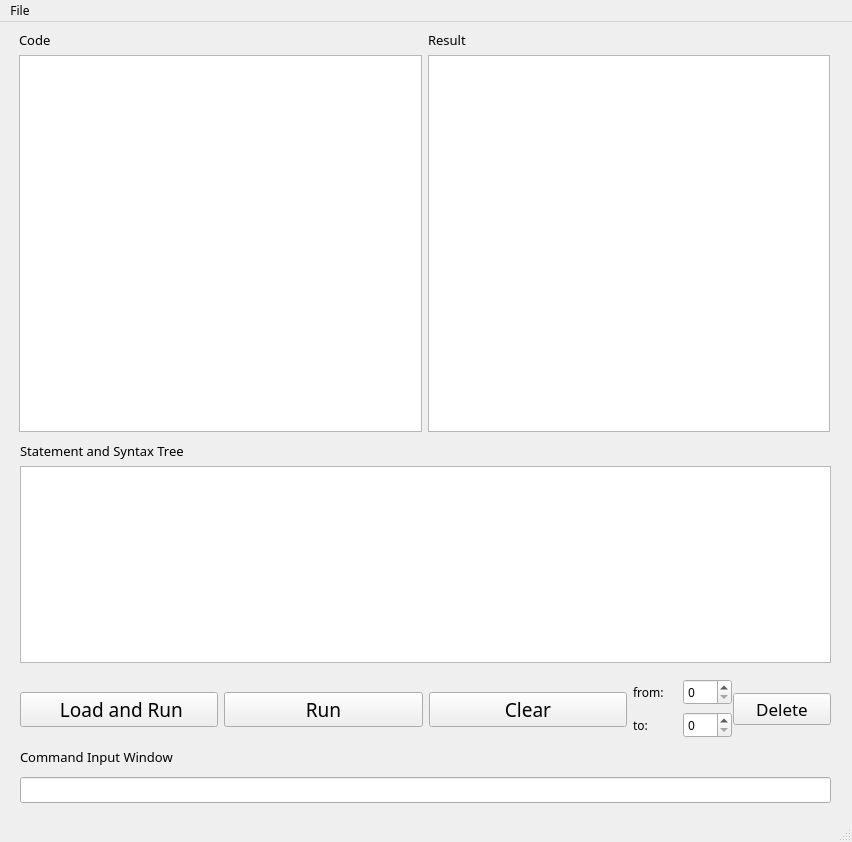
Qt form mainwindow.ui (JolyneFr/MiniBasic) before a commit.
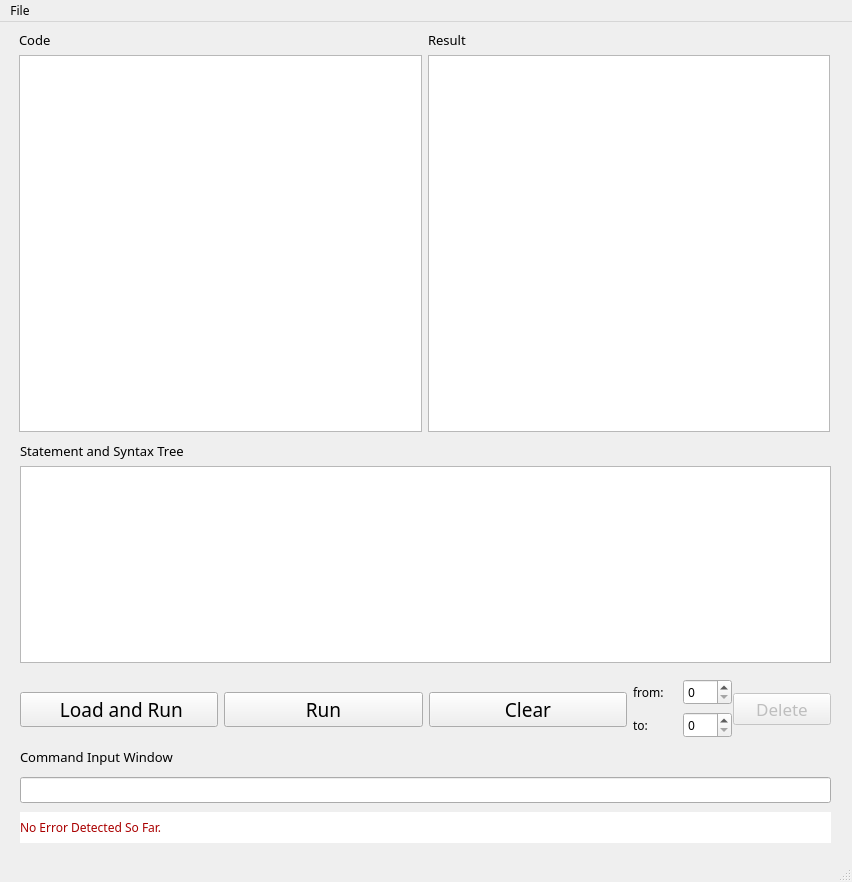
The same form after that commit. Icons and pictures are not drawn.

Diff of the .ui file:
```diff
--- a/mainwindow.ui
+++ b/mainwindow.ui
@@ -7,7 +7,7 @@
     <x>0</x>
     <y>0</y>
     <width>852</width>
-    <height>842</height>
+    <height>882</height>
    </rect>
   </property>
   <property name="sizePolicy">
@@ -19,13 +19,13 @@
   <property name="minimumSize">
    <size>
     <width>852</width>
-    <height>842</height>
+    <height>882</height>
    </size>
   </property>
   <property name="maximumSize">
    <size>
     <width>852</width>
-    <height>842</height>
+    <height>882</height>
    </size>
   </property>
   <property name="font">
@@ -254,6 +254,9 @@
        </item>
        <item>
         <widget class="QPushButton" name="delete_button">
+         <property name="enabled">
+          <bool>false</bool>
+         </property>
          <property name="font">
           <font>
            <family>Cascadia Code PL</family>
@@ -328,6 +331,28 @@
      </item>
     </layout>
    </widget>
+   <widget class="QLabel" name="error_label">
+    <property name="geometry">
+     <rect>
+      <x>20</x>
+      <y>790</y>
+      <width>811</width>
+      <height>31</height>
+     </rect>
+    </property>
+    <property name="autoFillBackground">
+     <bool>false</bool>
+    </property>
+    <property name="styleSheet">
+     <string notr="true">background-color: rgb(255, 255, 255);
+font: 87 9pt &quot;Arial&quot;;
+border-color: rgb(170, 0, 0);
+color: rgb(170, 0, 0);</string>
+    </property>
+    <property name="text">
+     <string>No Error Detected So Far.</string>
+    </property>
+   </widget>
   </widget>
   <widget class="QMenuBar" name="menuBar">
    <property name="geometry">
```
